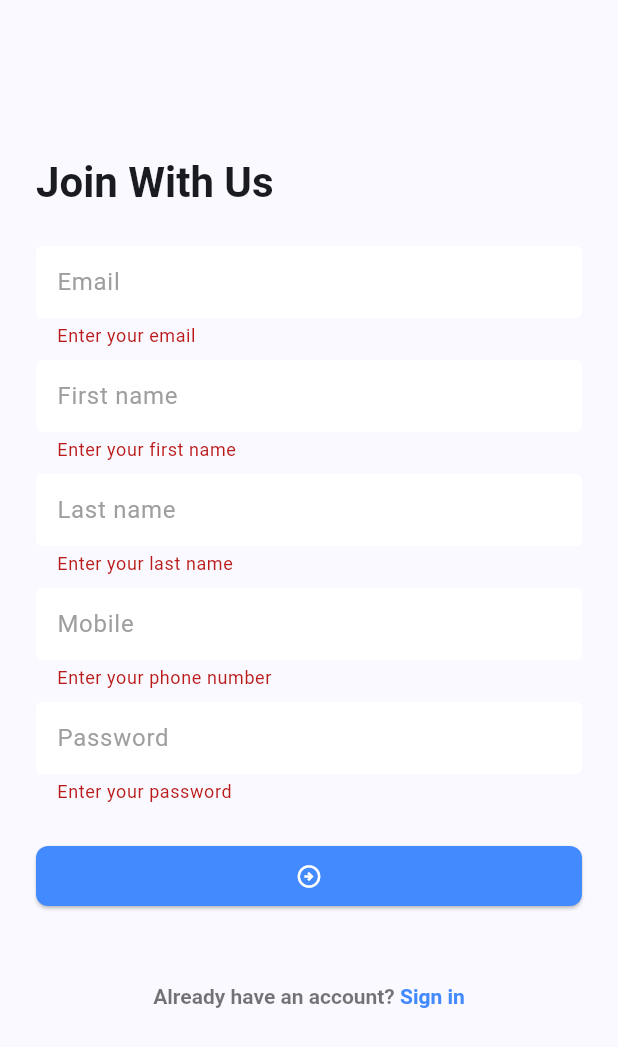
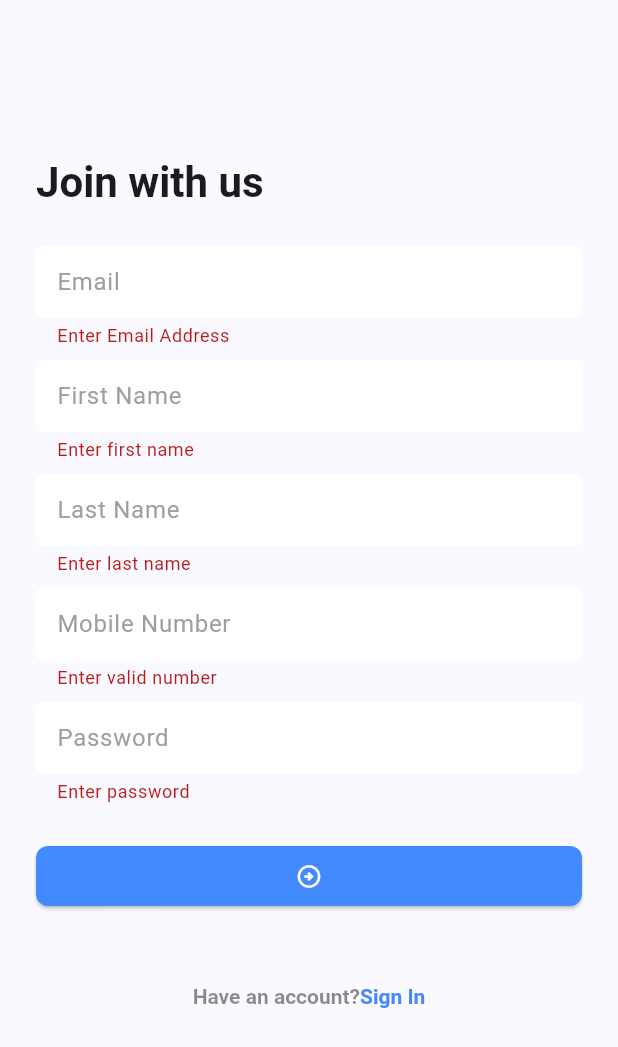
Before and after one commit to wahiduzzamanbappy/pms_module, a Flutter app: the SignUpScreen screen opened directly, after a tap on the "arrow circle right" icon, on a phone screen of 412 x 824 dp. Shown: the top 1047 px of the screen. Run offline on Flutter 3.47's test engine with Material 3 defaults, Android fonts, the phone set to English and light mode, and no system bars; our stand-ins replace get, image_picker, shared_preferences; missing offline and left inert: date_format_field; accounts and stored records are empty.

Commit message:
screen updated

```diff
--- /dev/null
+++ b/lib/ui/data/utils/urls.dart
@@ -0,0 +1,20 @@
+class Urls {
+  static const String _baseUrl = 'https://task.teamrabbil.com/api/v1';
+
+  static const String registrationUrl = '$_baseUrl/registration';
+  static const String logInUrl = '$_baseUrl/login';
+  static const String createTaskUrl = '$_baseUrl/createTask';
+  static const String taskCountByStatusUrl = '$_baseUrl/taskStatusCount';
+  static String taskListByStatusUrl(String status) =>
+      '$_baseUrl/listTaskByStatus/$status';
+  static const String addNewTaskUrl = '$_baseUrl/addNewTask';
+  static const String updateProfileUrl = '$_baseUrl/profileUpdate';
+  static String recoverVerifyEmailUrl(String email) => '$_baseUrl/RecoverVerifyEmail/$email';
+  static String recoverVerifyOtpUrl(String email, String otp) => '$_baseUrl/RecoverVerifyOTP/$email/$otp';
+  static const String recoverResetPassUrl = '$_baseUrl/RecoverResetPass';
+
+  static var updateProfile;
+  static String updateStatusUrl(String id, String status) => '$_baseUrl/updateTaskStatus/$id/$status';
+  static String deleteTaskUrl(String id) => '$_baseUrl/deleteTask/$id';
+
+}
--- a/lib/ui/screens/sign_up_screen.dart
+++ b/lib/ui/screens/sign_up_screen.dart
@@ -1,13 +1,17 @@
 import 'package:flutter/gestures.dart';
 import 'package:flutter/material.dart';
+import 'package:get/get.dart';
 import 'package:pms_module/ui/screens/sign_in_screen.dart';
+import '../controller/sign_up_controller.dart';
 import '../utils/app_color.dart';
 import '../widgets/centered_circle_ind.dart';
+import '../widgets/snack_bar.dart';
+
 
 class SignUpScreen extends StatefulWidget {
   const SignUpScreen({super.key});
 
-  static const String name = '/sign-up';
+  static const String name = '/Sign_up';
 
   @override
   State<SignUpScreen> createState() => _SignUpScreenState();
@@ -20,7 +24,7 @@ class _SignUpScreenState extends State<SignUpScreen> {
   final TextEditingController _mobileTEController = TextEditingController();
   final TextEditingController _passwordTEController = TextEditingController();
   final GlobalKey<FormState> _formKey = GlobalKey<FormState>();
-  final bool _signUpInProgress = false;
+  final SignUpController _signUpController = Get.put(SignUpController());
 
   @override
   Widget build(BuildContext context) {
@@ -29,88 +33,99 @@ class _SignUpScreenState extends State<SignUpScreen> {
     return Scaffold(
       body: SingleChildScrollView(
         child: Padding(
-          padding: const EdgeInsets.all(24),
+          padding: const EdgeInsets.all(24.0),
           child: Form(
             key: _formKey,
             child: Column(
               crossAxisAlignment: CrossAxisAlignment.start,
               children: [
                 const SizedBox(height: 80),
-                Text('Join With Us', style: textTheme.titleLarge),
+                Text('Join with us', style: textTheme.titleLarge),
                 const SizedBox(height: 24),
                 TextFormField(
+                  autovalidateMode: AutovalidateMode.onUserInteraction,
                   controller: _emailTEController,
                   keyboardType: TextInputType.emailAddress,
-                  decoration: const InputDecoration(hintText: 'Email'),
+                  decoration: InputDecoration(hintText: 'Email'),
                   validator: (String? value) {
                     if (value?.trim().isEmpty ?? true) {
-                      return 'Enter your email';
+                      return 'Enter Email Address';
                     }
                     return null;
                   },
                 ),
                 const SizedBox(height: 8),
                 TextFormField(
+                  autovalidateMode: AutovalidateMode.onUserInteraction,
                   controller: _firstNameTEController,
-                  decoration: const InputDecoration(hintText: 'First name'),
+                  decoration: InputDecoration(hintText: 'First Name'),
                   validator: (String? value) {
                     if (value?.trim().isEmpty ?? true) {
-                      return 'Enter your first name';
+                      return 'Enter first name';
                     }
                     return null;
                   },
                 ),
                 const SizedBox(height: 8),
                 TextFormField(
+                  autovalidateMode: AutovalidateMode.onUserInteraction,
                   controller: _lastNameTEController,
-                  decoration: const InputDecoration(hintText: 'Last name'),
+                  decoration: InputDecoration(hintText: 'Last Name'),
                   validator: (String? value) {
                     if (value?.trim().isEmpty ?? true) {
-                      return 'Enter your last name';
+                      return 'Enter last name';
                     }
                     return null;
                   },
                 ),
                 const SizedBox(height: 8),
                 TextFormField(
+                  autovalidateMode: AutovalidateMode.onUserInteraction,
                   controller: _mobileTEController,
-                  keyboardType: TextInputType.emailAddress,
-                  decoration: const InputDecoration(hintText: 'Mobile'),
+                  keyboardType: TextInputType.phone,
+                  decoration: InputDecoration(hintText: 'Mobile Number'),
                   validator: (String? value) {
                     if (value?.trim().isEmpty ?? true) {
-                      return 'Enter your phone number';
+                      return 'Enter valid number';
                     }
                     return null;
                   },
                 ),
                 const SizedBox(height: 8),
                 TextFormField(
+                  autovalidateMode: AutovalidateMode.onUserInteraction,
                   controller: _passwordTEController,
                   obscureText: true,
-                  decoration: const InputDecoration(hintText: 'Password'),
+                  decoration: InputDecoration(hintText: 'Password'),
                   validator: (String? value) {
                     if (value?.trim().isEmpty ?? true) {
-                      return 'Enter your password';
-                    }
-                    if (value!.length < 6) {
-                      return 'Enter a password more than 6 letters';
+                      return 'Enter password';
                     }
                     return null;
                   },
                 ),
                 const SizedBox(height: 24),
-                Visibility(
-                  visible: _signUpInProgress == false,
-                  replacement: const CenteredCircularProgressIndicator(),
-                  child: ElevatedButton(
-                    onPressed: _onTapSignUpButton,
-                    child: const Icon(Icons.arrow_circle_right_outlined),
+                GetBuilder<SignUpController>(builder: (controller) {
+                  return Visibility(
+                    visible: controller.inProgress == false,
+                    replacement: CenteredCircularProgressIndicator(),
+                    child: ElevatedButton(
+                      onPressed: _onTapSignUpButton,
+                      child: Icon(
+                        Icons.arrow_circle_right_outlined,
+                        color: Colors.white,
+                      ),
+                    ),
+                  );
+                }),
+                const SizedBox(height: 48),
+                Center(
+                  child: Column(
+                    children: [
+                      _buildSignUpSection(),
+                    ],
                   ),
                 ),
-                const SizedBox(height: 48),
-                Center(
-                  child: _buildSignInSection(),
-                )
               ],
             ),
           ),
@@ -121,34 +136,26 @@ class _SignUpScreenState extends State<SignUpScreen> {
 
   void _onTapSignUpButton() {
     if (_formKey.currentState!.validate()) {
-      // _registerUser();
+      _registerUser();
     }
   }
 
-  /*Future<void> _registerUser() async {
-    _signUpInProgress = true;
-    setState(() {});
+  Future<void> _registerUser() async {
+    bool isSuccess = await _signUpController.signUp(
+        _emailTEController.text.trim(),
+        _passwordTEController.text,
+        _firstNameTEController.text,
+        _lastNameTEController.text,
+        _mobileTEController.text.trim());
 
-    Map<String, dynamic> requestBody = {
-      "email": _emailTEController.text.trim(),
-      "firstName": _firstNameTEController.text.trim(),
-      "lastName": _lastNameTEController.text.trim(),
-      "mobile": _mobileTEController.text.trim(),
-      "password": _passwordTEController.text,
-      "photo": ""
-    };
-
-    final NetworkResponse response = await NetworkCaller.postRequest(
-        url: Urls.registrationUrl, body: requestBody);
-    _signUpInProgress = false;
-    setState(() {});
-    if (response.isSuccess) {
+    if (isSuccess) {
       _clearTextFields();
+      Get.toNamed(SignInScreen.name);
       showSnackBarMessage(context, 'New user registration successful!');
     } else {
-      showSnackBarMessage(context, response.errorMessage);
+      showSnackBarMessage(context, _signUpController.errorMessage!);
     }
-  }*/
+  }
 
   void _clearTextFields() {
     _firstNameTEController.clear();
@@ -158,23 +165,20 @@ class _SignUpScreenState extends State<SignUpScreen> {
     _mobileTEController.clear();
   }
 
-  Widget _buildSignInSection() {
+  Widget _buildSignUpSection() {
     return RichText(
       text: TextSpan(
-        text: "Already have an account? ",
-        style:
-            const TextStyle(color: Colors.black54, fontWeight: FontWeight.w600),
+        text: "Have an account?",
+        style: TextStyle(color: Colors.black45, fontWeight: FontWeight.w600),
         children: [
           TextSpan(
-            text: 'Sign in',
-            style: const TextStyle(
-              color: AppColors.themeColor,
-            ),
+            text: 'Sign In',
+            style: TextStyle(color: AppColors.themeColor),
             recognizer: TapGestureRecognizer()
               ..onTap = () {
-                Navigator.pushNamed(context, SignInScreen.name);
+                Get.back();
               },
-          )
+          ),
         ],
       ),
     );
@@ -187,6 +191,7 @@ class _SignUpScreenState extends State<SignUpScreen> {
     _lastNameTEController.dispose();
     _mobileTEController.dispose();
     _passwordTEController.dispose();
+
     super.dispose();
   }
 }
```
Also changed, not shown: lib/app.dart (+8 -3 lines), lib/controller_binder.dart (added, +18 -0 lines), lib/ui/controller/sign_in_controller.dart (added, +44 -0 lines), lib/ui/controller/sign_up_controller.dart (added, +38 -0 lines), lib/ui/controller/update_profile_controller.dart (added, +54 -0 lines), lib/ui/data/service/network_caller.dart (added, +105 -0 lines), lib/ui/screens/signup/sign_up_screen.dart (deleted, +0 -13 lines), lib/ui/update_profle_screen.dart (added, +219 -0 lines), lib/ui/widgets/drawer_module_widget.dart (+9 -1 lines), lib/ui/screens/dashboard_screen.dart (renamed from lib/ui/screens/home_screen.dart).
